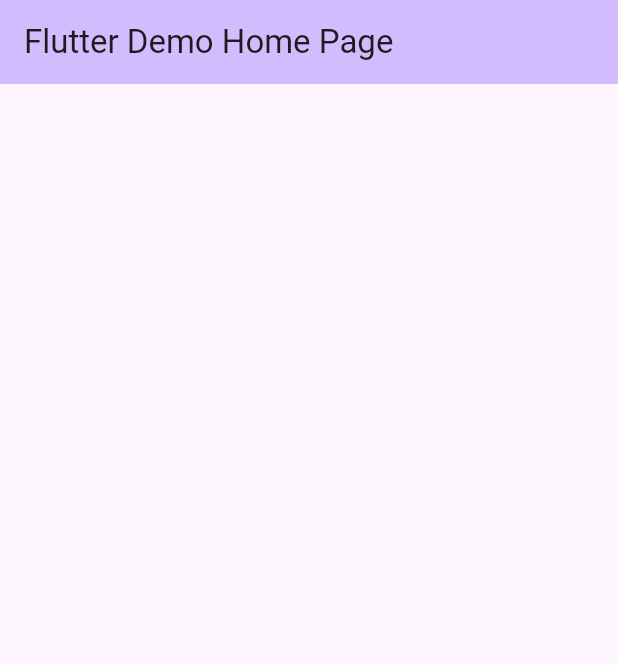
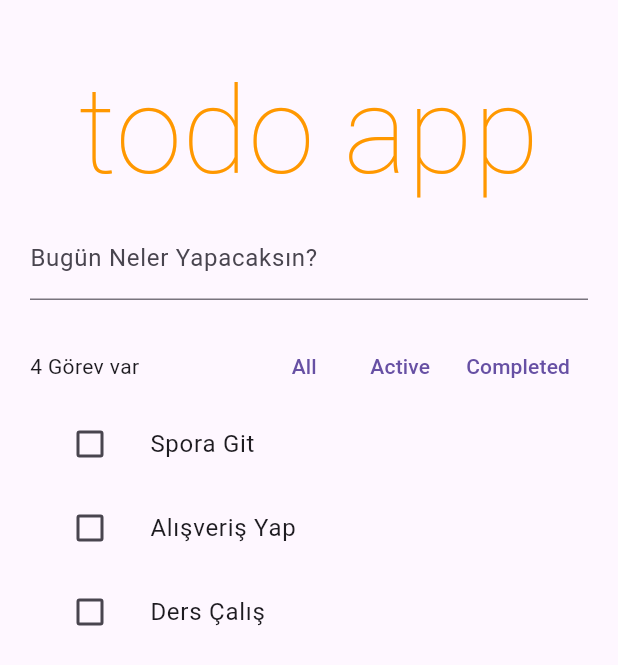
Before and after one commit to emrah-arslan/todoapp-riverpod, a Flutter app: the screen it shows after launch, on a phone screen of 412 x 824 dp. Shown: the top 665 px of the screen. Run offline on Flutter 3.47's test engine with Material 3 defaults, Android fonts, the phone set to English and light mode, and no system bars.

Commit message:
the main page design was made

```diff
--- a/lib/main.dart
+++ b/lib/main.dart
@@ -1,4 +1,5 @@
 import 'package:flutter/material.dart';
+import 'package:todo_list_riverpod/todo_app.dart';
 
 void main() {
   runApp(const MyApp());
@@ -10,42 +11,8 @@
   @override
   Widget build(BuildContext context) {
     return MaterialApp(
-      title: 'Flutter Demo',
       debugShowCheckedModeBanner: false,
-      theme: ThemeData(
-        colorScheme: ColorScheme.fromSeed(seedColor: Colors.deepPurple),
-      ),
-      home: const MyHomePage(title: 'Flutter Demo Home Page'),
+      home: TodoApp(),
     );
   }
 }
-
-class MyHomePage extends StatefulWidget {
-  const MyHomePage({super.key, required this.title});
-
-  final String title;
-
-  @override
-  State<MyHomePage> createState() => _MyHomePageState();
-}
-
-class _MyHomePageState extends State<MyHomePage> {
-
-  @override
-  Widget build(BuildContext context) {
-    return Scaffold(
-      appBar: AppBar(
-        backgroundColor: Theme.of(context).colorScheme.inversePrimary,
-        title: Text(widget.title),
-      ),
-      body: Center(
-        child: Column(
-          mainAxisAlignment: MainAxisAlignment.center,
-          children:[
-
-          ],
-        ),
-      ),
-    );
-  }
-}
--- /dev/null
+++ b/lib/models/todo_model.dart
@@ -0,0 +1,7 @@
+class TodoModel {
+  final String id;
+  final String description;
+  final bool completed;
+
+  TodoModel({required this.id,required this.description, this.completed=false});
+}
--- /dev/null
+++ b/lib/todo_app.dart
@@ -0,0 +1,45 @@
+import 'package:flutter/material.dart';
+import 'package:todo_list_riverpod/models/todo_model.dart';
+import 'package:todo_list_riverpod/widgets/title_widget.dart';
+import 'package:todo_list_riverpod/widgets/todo_list_item_widget.dart';
+import 'package:todo_list_riverpod/widgets/toolbar_widget.dart';
+import 'package:uuid/uuid.dart';
+
+class TodoApp extends StatelessWidget {
+  TodoApp({super.key});
+
+  final newTodoController = TextEditingController();
+
+  final List<TodoModel> allTodos = [
+    TodoModel(id: const Uuid().v4(), description: 'Spora Git'),
+    TodoModel(id: const Uuid().v4(), description: 'Alışveriş Yap'),
+    TodoModel(id: const Uuid().v4(), description: 'Ders Çalış'),
+  ];
+
+  @override
+  Widget build(BuildContext context) {
+    return Scaffold(
+      body: ListView(
+        padding: const EdgeInsets.symmetric(horizontal: 20, vertical: 30),
+        children: [
+          TitleWidget(),
+          TextField(
+            controller: newTodoController,
+            decoration: const InputDecoration(
+              labelText: 'Bugün Neler Yapacaksın?',
+            ),
+            onSubmitted: (newTodo) {},
+          ),
+          const SizedBox(height: 20),
+          const ToolbarWidget(),
+          for (var i = 0; i < allTodos.length; i++)
+            Dismissible(
+              key: ValueKey(allTodos[i].id),
+              onDismissed: (_) {},
+              child: TodoListItemWidget(item: allTodos[i]),
+            ),
+        ],
+      ),
+    );
+  }
+}
--- /dev/null
+++ b/lib/widgets/title_widget.dart
@@ -0,0 +1,18 @@
+import 'package:flutter/material.dart';
+
+class TitleWidget extends StatelessWidget {
+  const TitleWidget({super.key});
+
+  @override
+  Widget build(BuildContext context) {
+    return Text(
+      'todo app',
+      textAlign: TextAlign.center,
+      style: TextStyle(
+        color: Colors.orange,
+        fontSize: 80,
+        fontWeight: FontWeight.w100
+      ),
+    );
+  }
+}
--- /dev/null
+++ b/lib/widgets/todo_list_item_widget.dart
@@ -0,0 +1,16 @@
+import 'package:flutter/material.dart';
+import 'package:todo_list_riverpod/models/todo_model.dart';
+
+class TodoListItemWidget extends StatelessWidget {
+  final TodoModel item;
+
+  const TodoListItemWidget({super.key, required this.item});
+
+  @override
+  Widget build(BuildContext context) {
+    return ListTile(
+      leading: Checkbox(value: item.completed, onChanged: (value) {}),
+      title: Text(item.description),
+    );
+  }
+}
--- /dev/null
+++ b/lib/widgets/toolbar_widget.dart
@@ -0,0 +1,26 @@
+import 'package:flutter/material.dart';
+
+class ToolbarWidget extends StatelessWidget {
+  const ToolbarWidget({super.key});
+
+  @override
+  Widget build(BuildContext context) {
+    return Row(
+      children: [
+        const Expanded(child: Text('4 Görev var')),
+        Tooltip(
+          message: 'All Todos',
+          child: TextButton(onPressed: () {}, child: const Text('All')),
+        ),
+        Tooltip(
+          message: 'Only Uncompleted Todos',
+          child: TextButton(onPressed: () {}, child: const Text('Active')),
+        ),
+        Tooltip(
+          message: 'Only Completed Todos',
+          child: TextButton(onPressed: () {}, child: const Text('Completed')),
+        ),
+      ],
+    );
+  }
+}
--- a/pubspec.yaml
+++ b/pubspec.yaml
@@ -30,6 +30,7 @@
 dependencies:
   flutter:
     sdk: flutter
+  uuid: ^4.5.1
 
   # The following adds the Cupertino Icons font to your application.
   # Use with the CupertinoIcons class for iOS style icons.
```
Also changed, not shown: pubspec.lock.
